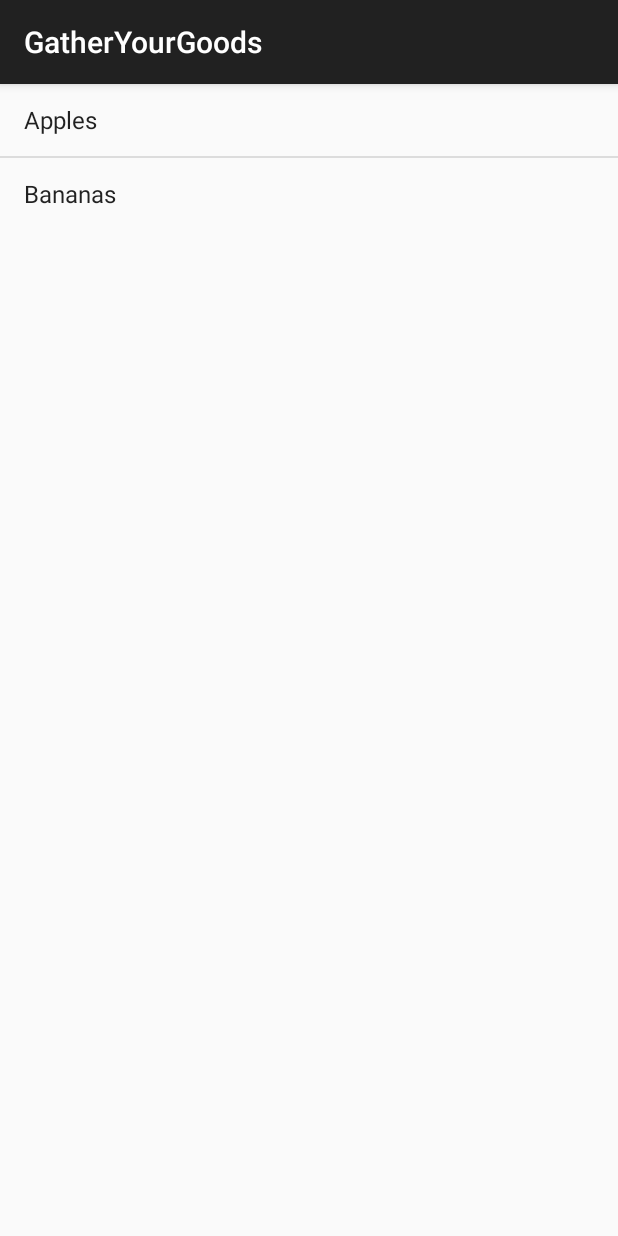
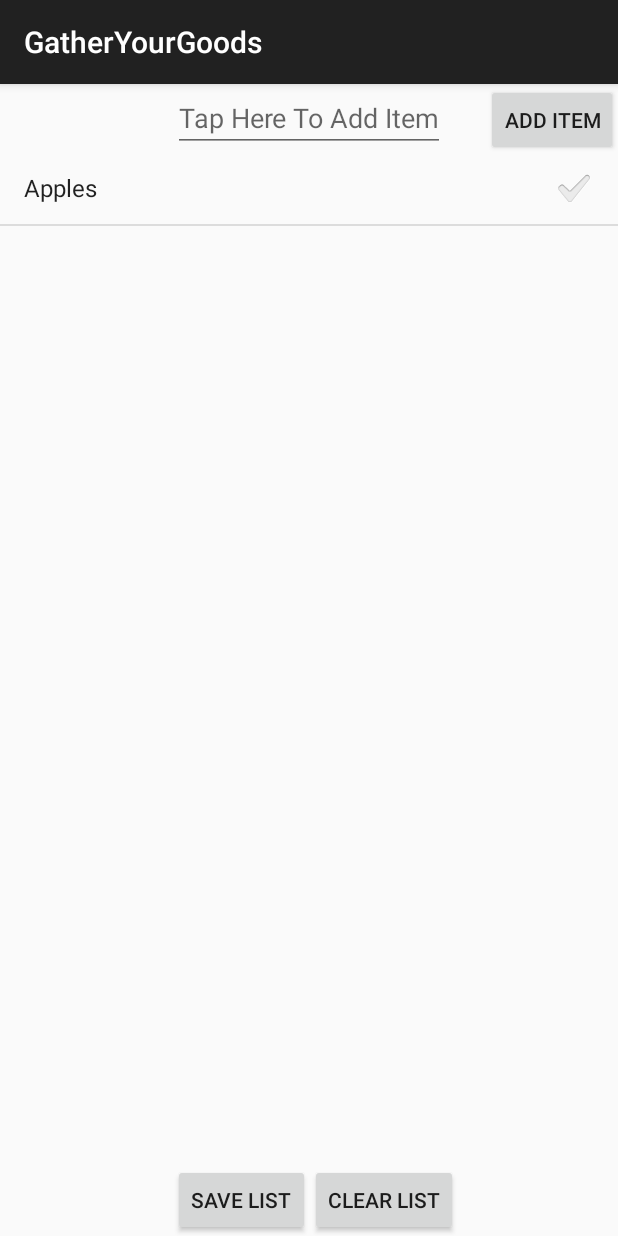
Before and after one commit to ajs476/iBuy, an Android app: the CreateListActivity screen opened directly, with no data from a screen before it, on a phone screen of 412 x 824 dp. Run offline under Robolectric (Android 15) with nearby library versions, the phone set to English and light mode, and no system bars.

Commit message:
able to add items to list

```diff
--- a/app/build.gradle
+++ b/app/build.gradle
@@ -6,7 +6,7 @@ android {
 
     defaultConfig {
         applicationId "cs399.sp.gatheryourgoods"
-        minSdkVersion 8
+        minSdkVersion 9
         targetSdkVersion 23
         versionCode 1
         versionName "1.0"
--- a/app/src/main/java/cs399/sp/gatheryourgoods/CreateListActivity.java
+++ b/app/src/main/java/cs399/sp/gatheryourgoods/CreateListActivity.java
@@ -1,8 +1,13 @@
 package cs399.sp.gatheryourgoods;
 
+import android.content.Intent;
 import android.os.Bundle;
 import android.support.v7.app.AppCompatActivity;
+import android.util.Log;
+import android.view.View;
 import android.widget.ArrayAdapter;
+import android.widget.Button;
+import android.widget.EditText;
 import android.widget.ListView;
 
 import java.util.ArrayList;
@@ -11,7 +16,11 @@ import java.util.ArrayList;
  * Created by Alex on 11/8/2015.
  */
 public class CreateListActivity extends AppCompatActivity {
-    public ArrayList<String> list;
+    public ArrayList<String> itemList;
+    public EditText addItemText;
+    public Button addItemButton;
+    public String item;
+    public ArrayAdapter<String> itemsAdapter;
 
 
     @Override
@@ -19,15 +28,32 @@ public class CreateListActivity extends AppCompatActivity {
         super.onCreate(savedInstanceState);
         setContentView(R.layout.activity_create_list);
 
-        list = new ArrayList<String>();
-        list.add("Apples");
-        list.add("Bananas");
+        addItemText = (EditText)findViewById(R.id.editTextAddItem);
+        addItemButton = (Button)findViewById(R.id.buttonAddItem);
+
+        addItemButton.setOnClickListener(new View.OnClickListener() {
+            @Override
+            public void onClick(View v) {
+
+                item = addItemText.getText().toString();
+                itemList.add(item);
+                itemsAdapter.notifyDataSetChanged();
+
+            }
+        });
+
+
+        itemList = new ArrayList<String>();
+        // how to add to list:
+        itemList.add("Apples");
 
 
 
 
-        ArrayAdapter<String> itemsAdapter =
-                new ArrayAdapter<String>(this, android.R.layout.simple_list_item_1, list);
+
+
+        itemsAdapter =
+                new ArrayAdapter<String>(this, android.R.layout.simple_list_item_checked, itemList);
 
         ListView listView = (ListView) findViewById(R.id.listViewItems);
         listView.setAdapter(itemsAdapter);
@@ -37,11 +63,14 @@ public class CreateListActivity extends AppCompatActivity {
     public void onStart(){
         super.onStart();
 
+
     }
+
 
     @Override
     public void onResume(){
         super.onResume();
+
 
     }
 
@@ -57,4 +86,5 @@ public class CreateListActivity extends AppCompatActivity {
 
     }
 
+
 }
--- a/app/src/main/res/layout/activity_create_list.xml
+++ b/app/src/main/res/layout/activity_create_list.xml
@@ -1,12 +1,52 @@
 <?xml version="1.0" encoding="utf-8"?>
 <RelativeLayout xmlns:android="http://schemas.android.com/apk/res/android"
     xmlns:tools="http://schemas.android.com/tools"
-    android:layout_width="match_parent" android:layout_height="match_parent">
+    android:layout_width="match_parent" android:layout_height="match_parent"
+    android:id="@+id/CreateList">
 
     <ListView
         android:layout_width="wrap_content"
         android:layout_height="wrap_content"
         android:id="@+id/listViewItems"
         android:choiceMode="singleChoice"
-        tools:listitem="@android:layout/simple_list_item_checked" />
+        tools:listitem="@android:layout/simple_list_item_checked"
+        android:layout_below="@+id/editTextAddItem"
+        android:layout_above="@+id/buttonSaveList" />
+
+    <EditText
+        android:layout_width="wrap_content"
+        android:layout_height="wrap_content"
+        android:id="@+id/editTextAddItem"
+        android:hint="Tap Here To Add Item"
+        android:layout_alignParentTop="true"
+        android:layout_centerHorizontal="true" />
+
+    <Button
+        style="?android:attr/buttonStyleSmall"
+        android:layout_width="wrap_content"
+        android:layout_height="wrap_content"
+        android:text="Add Item"
+        android:id="@+id/buttonAddItem"
+        android:layout_alignParentTop="true"
+        android:layout_alignParentRight="true"
+        android:layout_alignParentEnd="true" />
+
+    <Button
+        android:layout_width="wrap_content"
+        android:layout_height="wrap_content"
+        android:text="Save List"
+        android:id="@+id/buttonSaveList"
+        android:layout_alignParentBottom="true"
+        android:layout_alignLeft="@+id/editTextAddItem"
+        android:layout_alignStart="@+id/editTextAddItem" />
+
+    <Button
+        android:layout_width="wrap_content"
+        android:layout_height="wrap_content"
+        android:text="Clear List"
+        android:id="@+id/buttonClearList"
+        android:layout_below="@+id/listViewItems"
+        android:layout_toRightOf="@+id/buttonSaveList"
+        android:layout_toEndOf="@+id/buttonSaveList" />
+
 </RelativeLayout>
```
Also changed, not shown: 2 other files.
